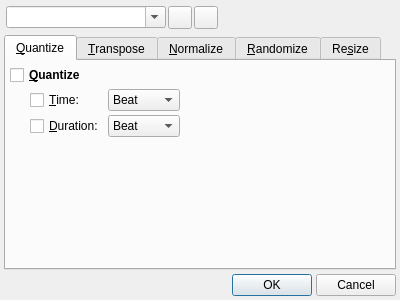
Old version of the form src/qtractorMidiToolsForm.ui in the repository rncbc/qtractor.
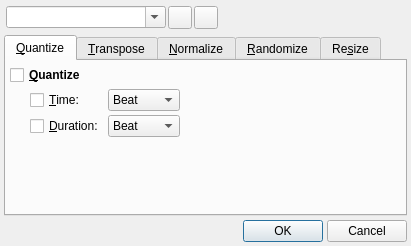
New version of the form. The open tabs and pages were chosen to show the change. Icons and pictures are not drawn. Custom widgets are drawn as their Qt base class.

Commit message: - MIDI edit tools (quantize, transpose, normalize, randomize,   resize) form now has preset store and recall functionality (FIX).

What changed in the file:
```diff
--- a/src/qtractorMidiToolsForm.ui
+++ b/src/qtractorMidiToolsForm.ui
@@ -25,8 +25,8 @@
    <rect>
     <x>0</x>
     <y>0</y>
-    <width>400</width>
-    <height>300</height>
+    <width>411</width>
+    <height>246</height>
    </rect>
   </property>
   <property name="windowTitle" >
@@ -105,7 +105,7 @@
        </property>
        <property name="sizeHint" >
         <size>
-         <width>160</width>
+         <width>180</width>
          <height>20</height>
         </size>
        </property>
```
Left out of the diff: 2 changed lines with no effect on the pictures. The commit also changes 7 other files.
